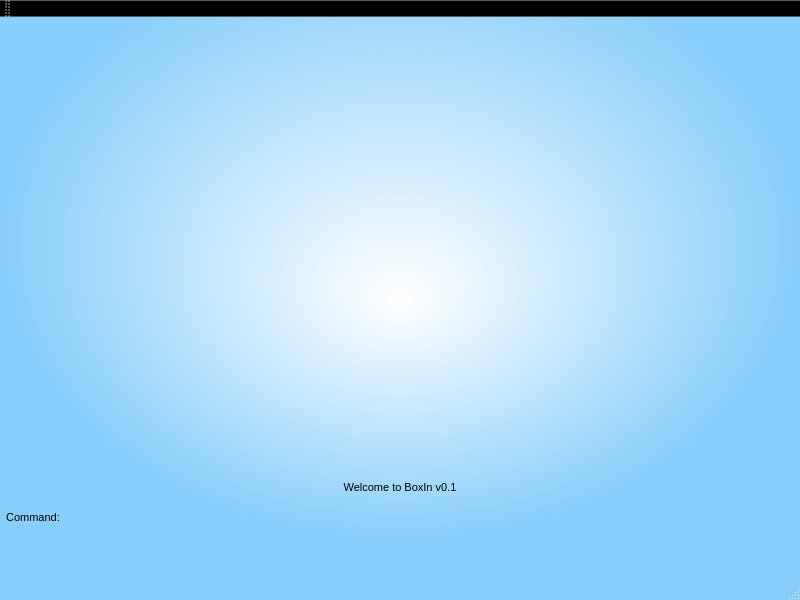
This is BoxIn/BoxIn/BoxIn.ui in cs2103aug2014-t13-1c/main as Qt 5 draws it before an edit. The edited form follows.
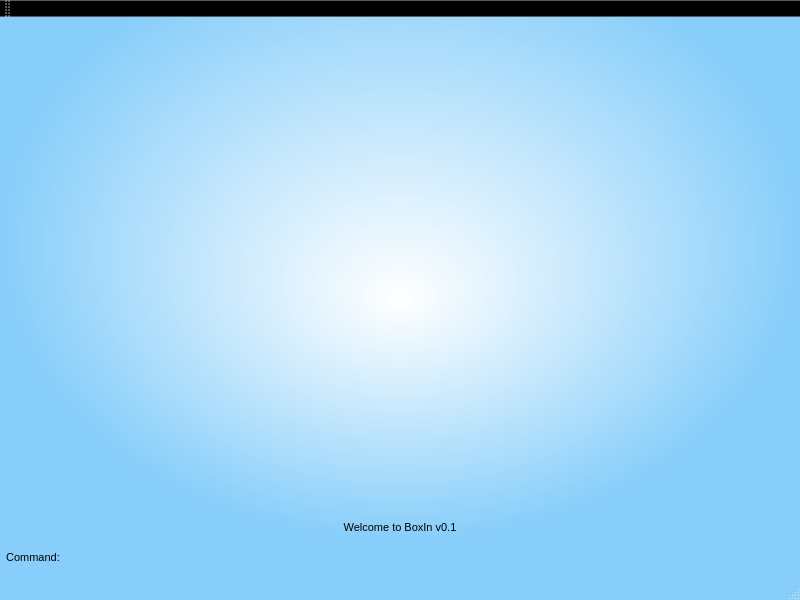
This is the edited form. Icons and pictures are not drawn.

Patch:
```diff
--- a/BoxIn/BoxIn/BoxIn.ui
+++ b/BoxIn/BoxIn/BoxIn.ui
@@ -562,7 +562,7 @@
     <property name="geometry">
      <rect>
       <x>0</x>
-      <y>490</y>
+      <y>530</y>
       <width>80</width>
       <height>20</height>
      </rect>
@@ -575,7 +575,7 @@
     <property name="geometry">
      <rect>
       <x>0</x>
-      <y>460</y>
+      <y>500</y>
       <width>800</width>
       <height>20</height>
      </rect>
```
